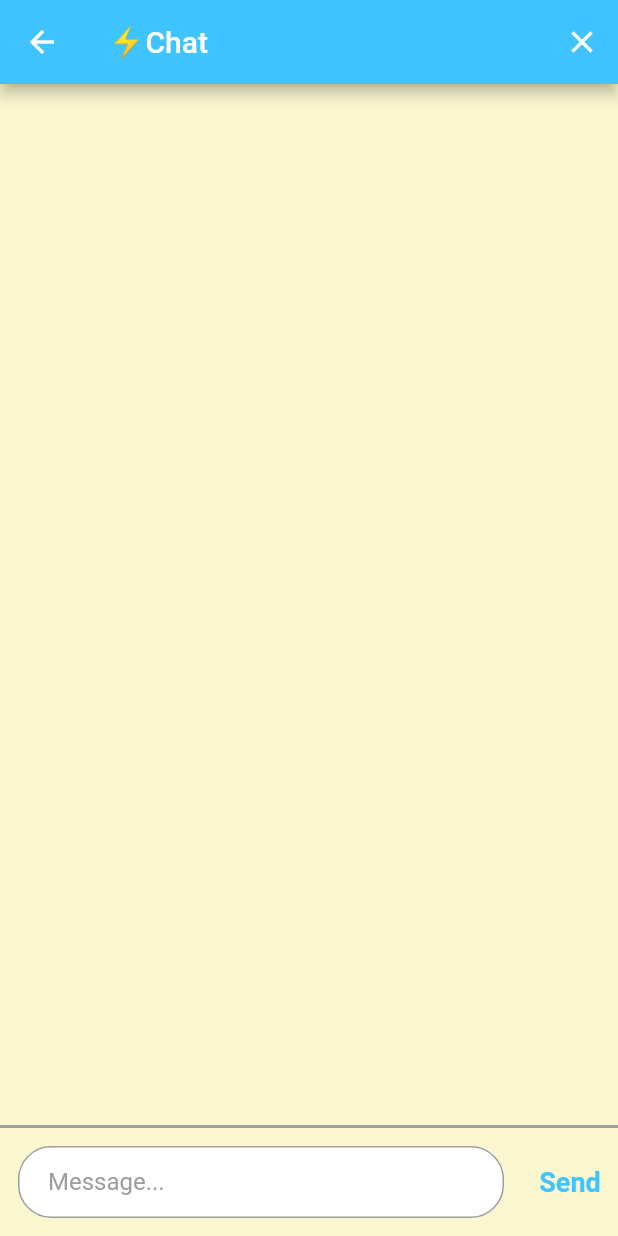
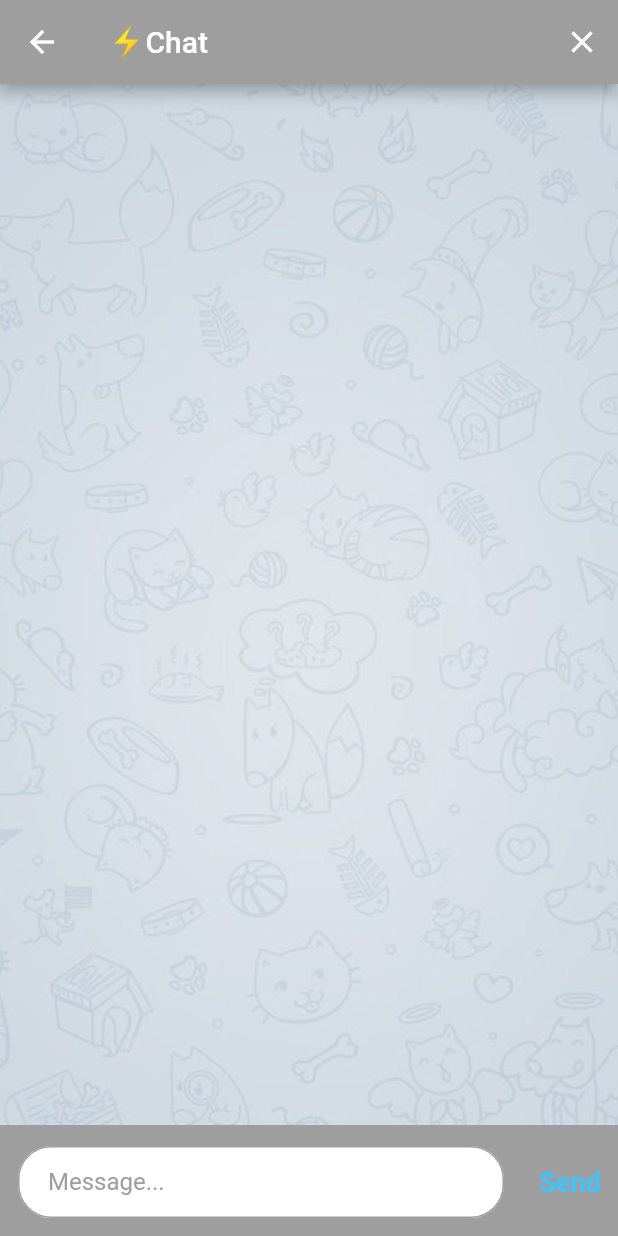
Before and after one commit to reymillenium/flash_chat_latest, a Flutter app: the ChatScreen screen opened by its route, on a phone screen of 412 x 824 dp. Run offline on Flutter 3.47's test engine with Material 2 defaults, Android fonts, the phone set to English and light mode, and no system bars; our stand-ins replace animated_text_kit, bubble, cloud_firestore, firebase_auth, firebase_core, flutter_styled_toast and 1 more; accounts and stored records are empty.

Commit message:
Placed the Telegram wallpaper image as background

```diff
--- a/lib/screens/chat_screen.dart
+++ b/lib/screens/chat_screen.dart
@@ -98,8 +98,17 @@ class _ChatScreenState extends State<ChatScreen> {
       // scrollListView();
     });
 
-    return Scaffold(
-      backgroundColor: Color(0xFFFAF6CF),
+    return Stack(
+      children: <Widget>[
+        Image.asset(
+          "images/telegram_wallpaper_01.jpeg",
+          height: MediaQuery.of(context).size.height,
+          width: MediaQuery.of(context).size.width,
+          fit: BoxFit.cover,
+        ),
+        Scaffold(
+          // backgroundColor: Color(0xFFFAF6CF),
+          backgroundColor: Colors.transparent,
           //FAF6CF
           appBar: AppBar(
             leading: null,
@@ -112,7 +121,9 @@ class _ChatScreenState extends State<ChatScreen> {
                   }),
             ],
             title: Text('⚡️Chat'),
-        backgroundColor: Colors.lightBlueAccent,
+            // backgroundColor: Colors.lightBlueAccent,
+            backgroundColor: Colors.grey,
+            // backgroundColor: Colors.transparent,
           ),
           body: SafeArea(
             child: Column(
@@ -201,6 +212,8 @@ class _ChatScreenState extends State<ChatScreen> {
               ],
             ),
           ),
+        ),
+      ],
     );
   }
 }
--- a/lib/utilities/constants.dart
+++ b/lib/utilities/constants.dart
@@ -37,6 +37,7 @@ const kMessageTextFieldDecoration = InputDecoration(
 );
 
 const kMessageContainerDecoration = BoxDecoration(
+  color: Colors.grey, // Color of the background of InputMessage
   border: Border(
     top: BorderSide(
       color: Colors.grey,
--- a/pubspec.yaml
+++ b/pubspec.yaml
@@ -20,6 +20,7 @@ dependencies:
   modal_progress_hud: ^0.1.3
   flutter_styled_toast: ^2.0.0
   bubble: ^1.2.1
+  footer: ^0.0.3
 
 dev_dependencies:
   flutter_test:
```
Also changed, not shown: images/telegram_wallpaper_01.jpeg (added), pubspec.lock. Lines whose indentation alone changed are shown as unchanged.
